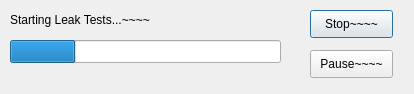
Above: Leaks/LeakDialogQtUi/progressdialog.ui from marcusolini/Academics before the change. Below: the same form after it.
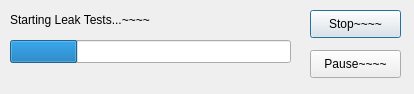
That is the form after the change.

Diff of the .ui file:
```diff
--- a/Leaks/LeakDialogQtUi/progressdialog.ui
+++ b/Leaks/LeakDialogQtUi/progressdialog.ui
@@ -34,7 +34,7 @@
     <rect>
      <x>10</x>
      <y>40</y>
-     <width>271</width>
+     <width>281</width>
      <height>23</height>
     </rect>
    </property>
@@ -50,7 +50,7 @@
     <rect>
      <x>310</x>
      <y>10</y>
-     <width>83</width>
+     <width>91</width>
      <height>28</height>
     </rect>
    </property>
@@ -63,7 +63,7 @@
     <rect>
      <x>310</x>
      <y>50</y>
-     <width>83</width>
+     <width>91</width>
      <height>28</height>
     </rect>
    </property>
```
